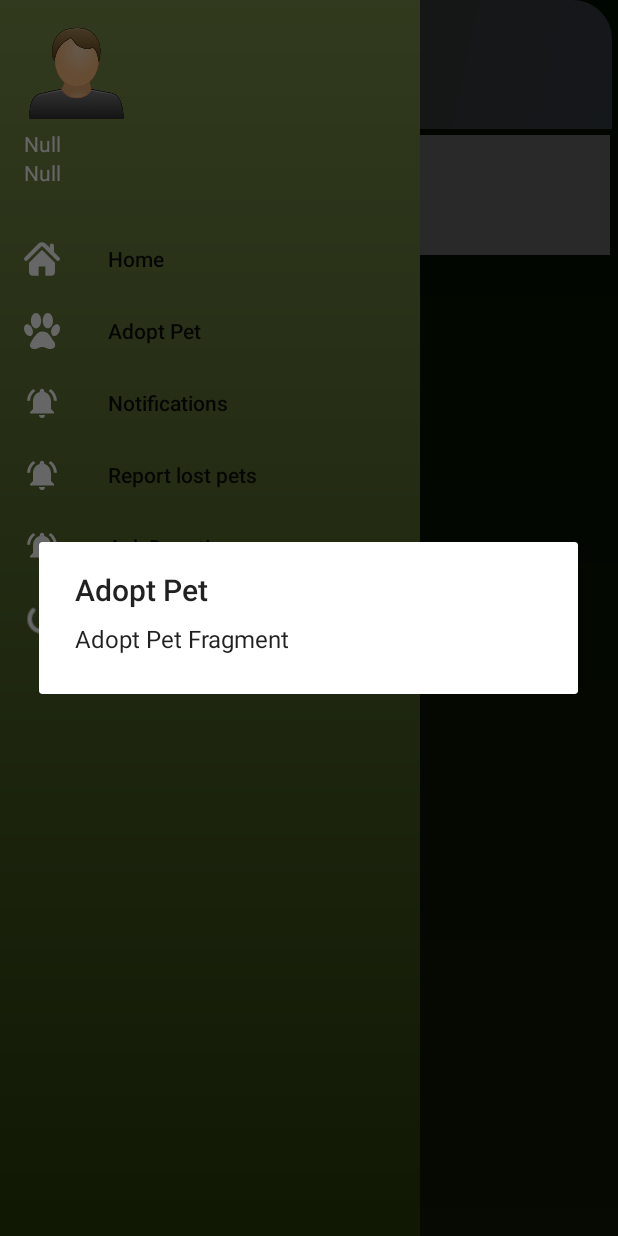
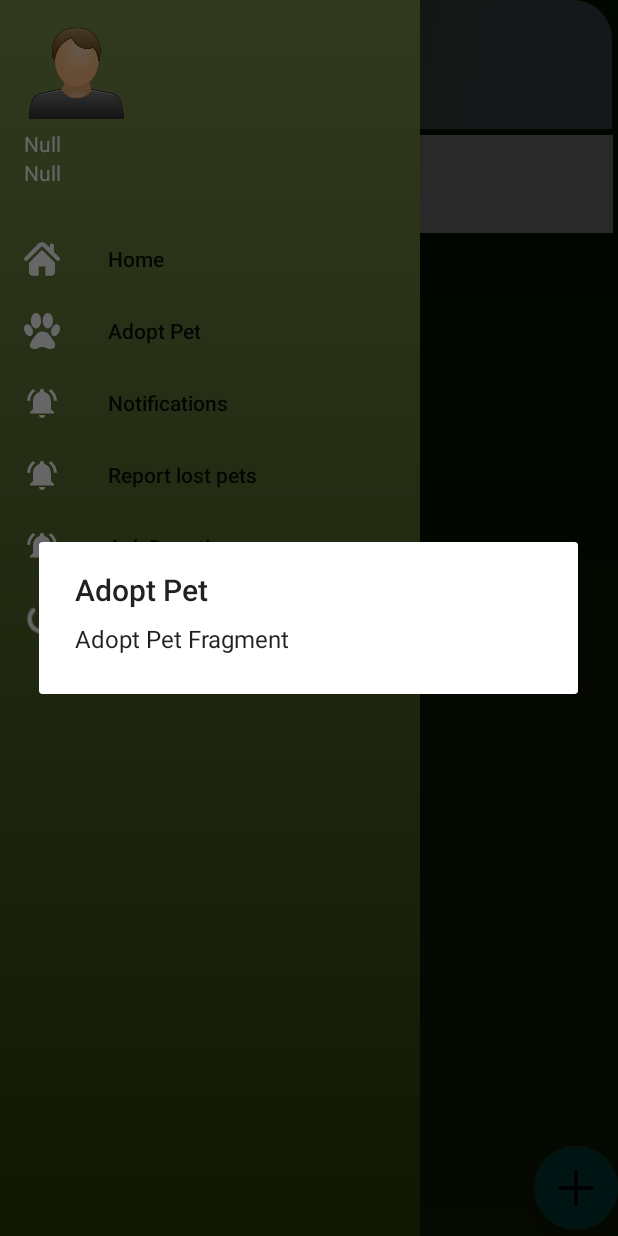
Before and after one commit to WenDEVLIFE/Pet-Adoption-App, an Android app: the screen it shows after launch (FragementController), in the side drawer, after a tap on "Adopt Pet", on a phone screen of 412 x 824 dp. Run offline under Robolectric (Android 15) with nearby library versions, the phone set to English and light mode, and no system bars; our stand-ins replace sdp/ssp sizes.

Commit message:
Added   recycleViewer  in the adopt pets

```diff
--- a/app/src/main/res/layout/fragment_adoption.xml
+++ b/app/src/main/res/layout/fragment_adoption.xml
@@ -22,8 +22,8 @@
                 app:layout_constraintStart_toStartOf="parent"
                 app:layout_constraintEnd_toEndOf="parent"
                 app:layout_constraintBottom_toBottomOf="parent"
-                app:layout_constraintHorizontal_bias="0.661"
-                android:layout_marginBottom="164dp" />
+                app:layout_constraintHorizontal_bias="0.638"
+                android:layout_marginBottom="304dp" />
 
         <androidx.constraintlayout.widget.ConstraintLayout
                 android:layout_width="403dp"
@@ -50,15 +50,38 @@
         </androidx.constraintlayout.widget.ConstraintLayout>
 
         <androidx.appcompat.widget.SearchView
-                android:layout_width="402dp"
-                android:layout_height="80dp"
+                android:layout_width="405dp"
+                android:layout_height="65dp"
                 android:id="@+id/searchView"
                 android:hint="@string/search"
                 android:background="@color/white"
                 app:layout_constraintStart_toStartOf="parent"
                 app:layout_constraintEnd_toEndOf="parent"
-                app:layout_constraintHorizontal_bias="0.444"
                 app:layout_constraintTop_toBottomOf="@+id/constraintLayout3"
                 android:layout_marginTop="4dp" />
+
+        <com.google.android.material.floatingactionbutton.FloatingActionButton
+                android:src="@drawable/plus"
+                android:layout_width="wrap_content"
+                android:layout_height="wrap_content"
+                android:clickable="true"
+                android:id="@+id/floatingActionButton"
+                app:layout_constraintEnd_toEndOf="parent"
+                android:background="#8B2635"
+                app:layout_constraintBottom_toBottomOf="parent"
+                app:layout_constraintStart_toStartOf="parent"
+                app:layout_constraintHorizontal_bias="1.0"
+                android:layout_marginBottom="4dp"
+                android:contentDescription="TODO"
+                android:focusable="true" />
+
+        <androidx.recyclerview.widget.RecyclerView
+                android:layout_width="412dp"
+                android:layout_height="574dp"
+                app:layout_constraintStart_toStartOf="parent"
+                app:layout_constraintEnd_toEndOf="parent"
+                app:layout_constraintBottom_toBottomOf="parent"
+                android:layout_marginTop="2dp"
+                app:layout_constraintTop_toBottomOf="@+id/searchView" />
     </androidx.constraintlayout.widget.ConstraintLayout>
 </FrameLayout>
```
Also changed, not shown: app/src/main/res/drawable/plus.png (added).
